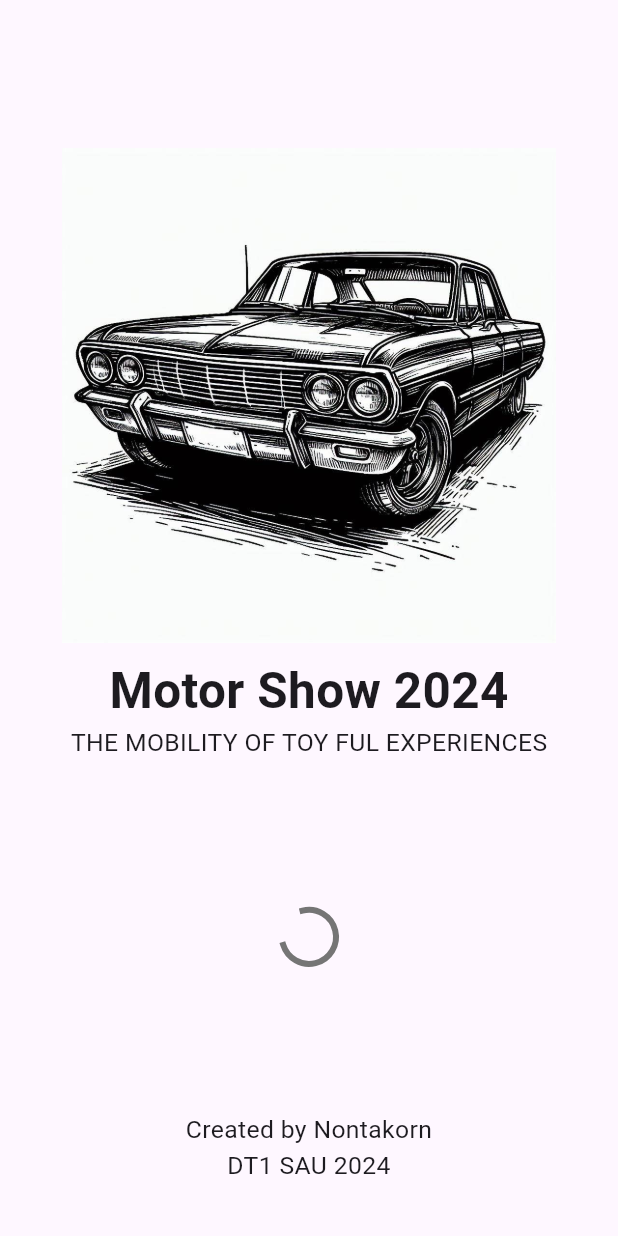
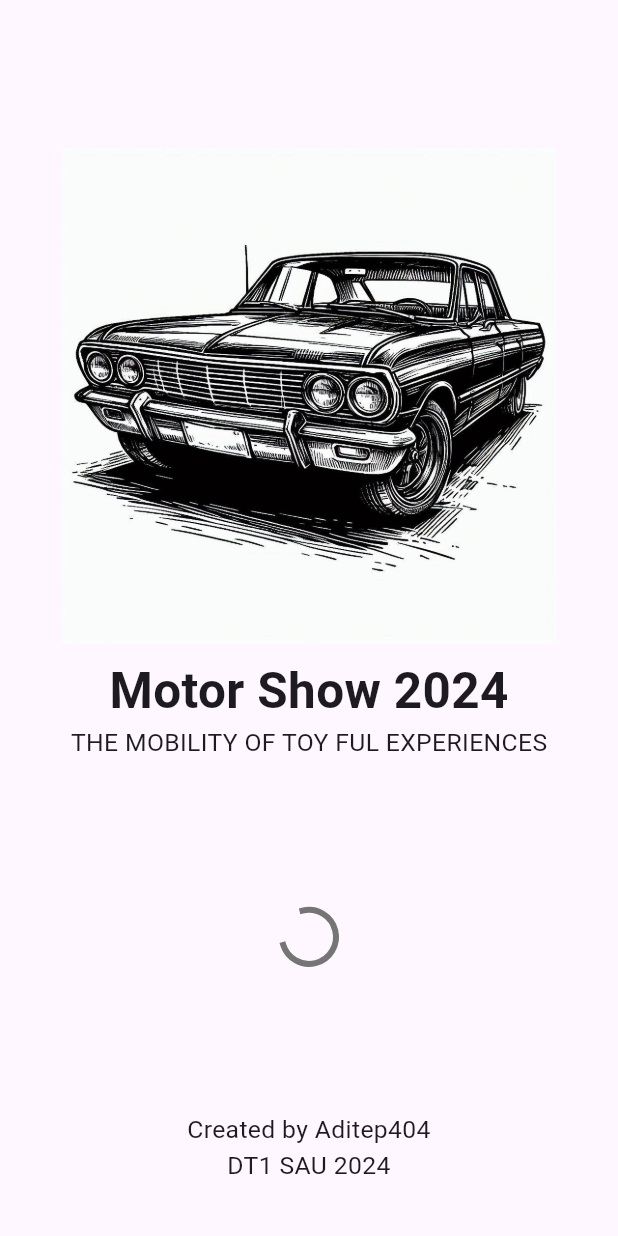
Before and after one commit to beampra/motor_show_2024, a Flutter app: the SplashScreenMotorshowUI screen opened directly, on a phone screen of 412 x 824 dp. Run offline on Flutter 3.47's test engine with Material 3 defaults, Android fonts, the phone set to English and light mode, and no system bars; our stand-ins replace google_fonts, introduction_screen; Roboto replaces fonts that are missing (Sriracha).

Commit message:
motorshowFN

```diff
--- a/lib/views/show_toyota_ui.dart
+++ b/lib/views/show_toyota_ui.dart
@@ -1,3 +1,5 @@
+// ignore_for_file: prefer_final_fields
+
 import 'package:flutter/material.dart';
 
 class ShowToyotaUI extends StatefulWidget {
--- a/lib/views/splash_screen_motorshow_ui.dart
+++ b/lib/views/splash_screen_motorshow_ui.dart
@@ -7,11 +7,12 @@ class SplashScreenMotorshowUI extends StatefulWidget {
   const SplashScreenMotorshowUI({super.key});
 
   @override
-  State<SplashScreenMotorshowUI> createState() => _SplashScreenMotorshowUIState();
+  State<SplashScreenMotorshowUI> createState() =>
+      _SplashScreenMotorshowUIState();
 }
 
 class _SplashScreenMotorshowUIState extends State<SplashScreenMotorshowUI> {
-   @override
+  @override
   void initState() {
     Future.delayed(
       Duration(
@@ -27,6 +28,7 @@ class _SplashScreenMotorshowUIState extends State<SplashScreenMotorshowUI> {
     // TODO: implement initState
     super.initState();
   }
+
   @override
   Widget build(BuildContext context) {
     return Scaffold(
@@ -66,7 +68,7 @@ class _SplashScreenMotorshowUIState extends State<SplashScreenMotorshowUI> {
               height: MediaQuery.of(context).size.height * 0.12,
             ),
             Text(
-              'Created by Nontakorn\nDT1 SAU 2024',
+              'Created by Aditep404\nDT1 SAU 2024',
               style: TextStyle(
                 fontSize: MediaQuery.of(context).size.height * 0.02,
               ),
```
Also changed, not shown: lib/views/calculate_car_ui.dart (+0 -13 lines).
